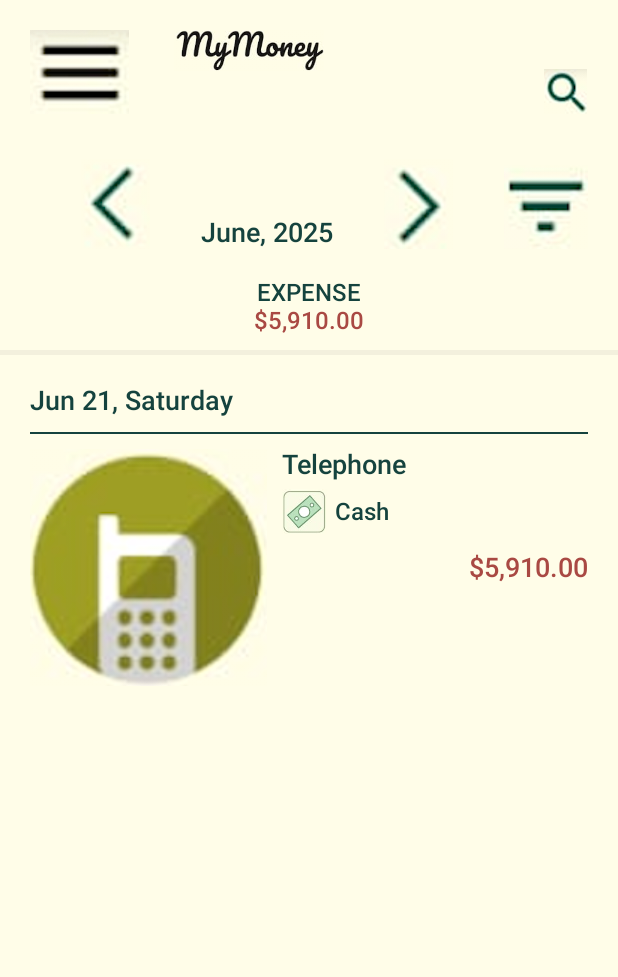
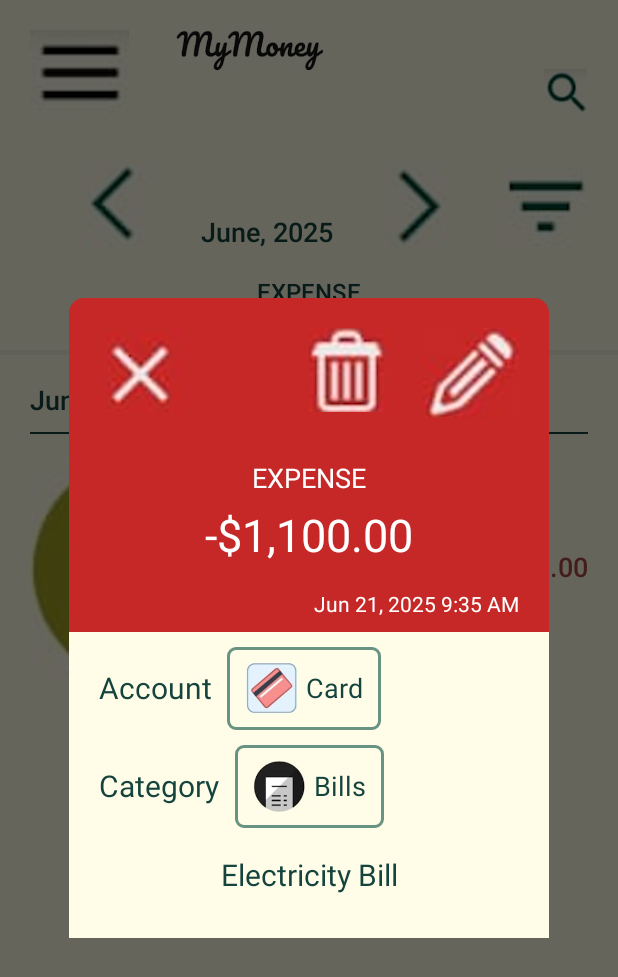
Before and after one commit to aminakhtar5595/SubTrackr, an Android app built with Jetpack Compose: the screen it shows after launch (MainActivity), on a phone screen of 412 x 824 dp. Shown: the top 977 px of the screen. Run offline under Robolectric (Android 15) with nearby library versions, the phone set to English and light mode, and no system bars.

Commit message:
Implemented expense detail dialog in home screen

```diff
--- a/app/src/main/java/com/example/subtrackr/ui/screens/home/HomeScreen.kt
+++ b/app/src/main/java/com/example/subtrackr/ui/screens/home/HomeScreen.kt
@@ -3,11 +3,13 @@ package com.example.subtrackr.ui.screens.home
 import androidx.compose.foundation.BorderStroke
 import androidx.compose.foundation.Image
 import androidx.compose.foundation.background
+import androidx.compose.foundation.border
 import androidx.compose.foundation.layout.Arrangement
 import androidx.compose.foundation.layout.Column
 import androidx.compose.foundation.layout.PaddingValues
 import androidx.compose.foundation.layout.Row
 import androidx.compose.foundation.layout.Spacer
+import androidx.compose.foundation.layout.fillMaxHeight
 import androidx.compose.foundation.layout.fillMaxSize
 import androidx.compose.foundation.layout.fillMaxWidth
 import androidx.compose.foundation.layout.height
@@ -31,6 +33,7 @@ import androidx.compose.ui.graphics.Color
 import androidx.compose.ui.res.painterResource
 import androidx.compose.ui.text.TextStyle
 import androidx.compose.ui.text.font.FontWeight
+import androidx.compose.ui.text.style.TextAlign
 import androidx.compose.ui.unit.dp
 import androidx.compose.ui.unit.sp
 import androidx.compose.ui.window.Dialog
@@ -38,7 +41,8 @@ import com.example.subtrackr.R
 
 @Composable
 fun HomeScreen() {
-    var showDialog by remember { mutableStateOf(false) }
+    var deleteDialog by remember { mutableStateOf(false) }
+    var detailsDialog by remember { mutableStateOf(true) }
     Column (
         modifier = Modifier
             .fillMaxSize()
@@ -140,15 +144,21 @@ fun HomeScreen() {
             }
         }
     }
-    if (showDialog) {
-        dialogView(
-            dismiss = { showDialog = false },
+    if (deleteDialog) {
+        deleteDialogView(
+            dismiss = { deleteDialog = false },
+        )
+    }
+
+    if (detailsDialog) {
+        detailsDialogView(
+            dismiss = { detailsDialog = false },
         )
     }
 }
 
 @Composable
-fun dialogView(dismiss: () -> Unit) {
+fun deleteDialogView(dismiss: () -> Unit) {
     Dialog(onDismissRequest = { dismiss() }) {
         Column(
             modifier = Modifier
@@ -198,3 +208,137 @@ fun dialogView(dismiss: () -> Unit) {
         }
     }
 }
+
+@Composable
+fun detailsDialogView(dismiss: () -> Unit) {
+    Dialog(onDismissRequest = { dismiss() }) {
+        Column(
+            modifier = Modifier
+                .background(color = Color(0xFFc62827), shape = RoundedCornerShape(10.dp))
+                .width(320.dp)
+                .wrapContentHeight(),
+            horizontalAlignment = Alignment.CenterHorizontally
+        ) {
+
+            Column (
+                modifier = Modifier.padding(top = 20.dp, bottom = 10.dp, start = 20.dp, end = 20.dp)
+            ) {
+            Row (
+                modifier = Modifier
+                    .fillMaxWidth()
+                    .padding(bottom = 30.dp),
+                horizontalArrangement = Arrangement.SpaceBetween
+            ) {
+                Image(painter = painterResource(id = R.drawable.cross_icon),
+                    contentDescription = "Menu Icon")
+
+                Row {
+                    Image(painter = painterResource(id = R.drawable.delete_icon),
+                        contentDescription = "Menu Icon")
+
+                    Spacer(modifier = Modifier.padding(start = 20.dp))
+                    Image(painter = painterResource(id = R.drawable.edit_icon),
+                        contentDescription = "Menu Icon")
+                }
+            }
+
+            Column (
+                horizontalAlignment = Alignment.CenterHorizontally,
+                modifier = Modifier.fillMaxWidth()
+            ) {
+                Text(
+                    "EXPENSE",
+                    style = TextStyle(fontSize = 18.sp),
+                    color = Color.White,
+                )
+                Spacer(modifier = Modifier.height(10.dp))
+                Text(
+                    "-$1,100.00",
+                    style = TextStyle(fontSize = 30.sp),
+                    color = Color.White,
+                )
+            }
+
+            Spacer(modifier = Modifier.height(20.dp))
+
+            Text(
+                "Jun 21, 2025 9:35 AM",
+                style = TextStyle(fontSize = 14.sp),
+                color = Color.White,
+                modifier = Modifier.fillMaxWidth(),
+                textAlign = TextAlign.Right
+            )
+            }
+
+            Column (
+                modifier = Modifier
+                    .background(color = Color(0xFFfffde8))
+                    .fillMaxWidth()
+                    .padding(top = 10.dp, bottom = 30.dp, start = 20.dp, end = 20.dp)
+            ) {
+                Row (
+                    verticalAlignment = Alignment.CenterVertically,
+                ) {
+                    Text(
+                        "Account",
+                        style = TextStyle(fontSize = 20.sp),
+                        color = Color(0xFF15433e),
+                    )
+
+                    Spacer(modifier = Modifier.padding(start = 10.dp))
+                    Row (
+                        verticalAlignment = Alignment.CenterVertically,
+                        modifier = Modifier
+                            .border(
+                                width = 2.dp,
+                                color = Color(0xFF689383),
+                                shape = RoundedCornerShape(6.dp)
+                            )
+                            .padding(vertical = 10.dp, horizontal = 12.dp)
+                    ) {
+                        Image(painter = painterResource(id = R.drawable.card_icon),
+                            contentDescription = "Card Icon", modifier = Modifier.size(35.dp))
+                        Spacer(modifier = Modifier.padding(start = 5.dp))
+                        Text("Card", style = TextStyle(fontSize = 18.sp), color = Color(0xFF15433e))
+                    }
+                }
+                Spacer(modifier = Modifier.height(10.dp))
+                Row (
+                    verticalAlignment = Alignment.CenterVertically,
+                ) {
+                    Text(
+                        "Category",
+                        style = TextStyle(fontSize = 20.sp),
+                        color = Color(0xFF15433e),
+                    )
+
+                    Spacer(modifier = Modifier.padding(start = 10.dp))
+                    Row (
+                        verticalAlignment = Alignment.CenterVertically,
+                        modifier = Modifier
+                            .border(
+                                width = 2.dp,
+                                color = Color(0xFF689383),
+                                shape = RoundedCornerShape(6.dp)
+                            )
+                            .padding(vertical = 10.dp, horizontal = 12.dp)
+                    ) {
+                        Image(painter = painterResource(id = R.drawable.bills_icon),
+                            contentDescription = "Card Icon", modifier = Modifier.size(35.dp))
+                        Spacer(modifier = Modifier.padding(start = 5.dp))
+                        Text("Bills", style = TextStyle(fontSize = 18.sp), color = Color(0xFF15433e))
+                    }
+                }
+
+                Spacer(modifier = Modifier.height(20.dp))
+                Text(
+                    "Electricity Bill",
+                    style = TextStyle(fontSize = 20.sp),
+                    color = Color(0xFF15433e),
+                    modifier = Modifier.fillMaxWidth(),
+                    textAlign = TextAlign.Center
+                )
+            }
+        }
+    }
+}
```
Also changed, not shown: app/src/main/res/drawable/cross_icon.png (added), app/src/main/res/drawable/delete_icon.png (added), app/src/main/res/drawable/edit_icon.png (added).
